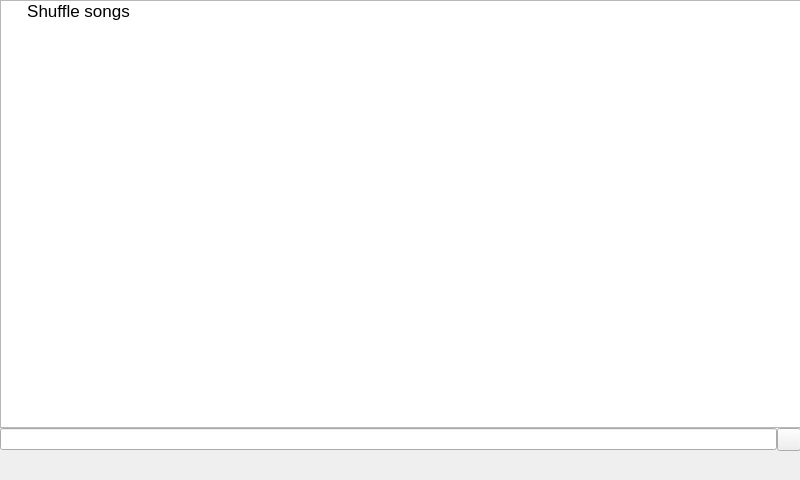
gidzzz/openmediaplayer, file singleartistview.ui: the form before one commit.
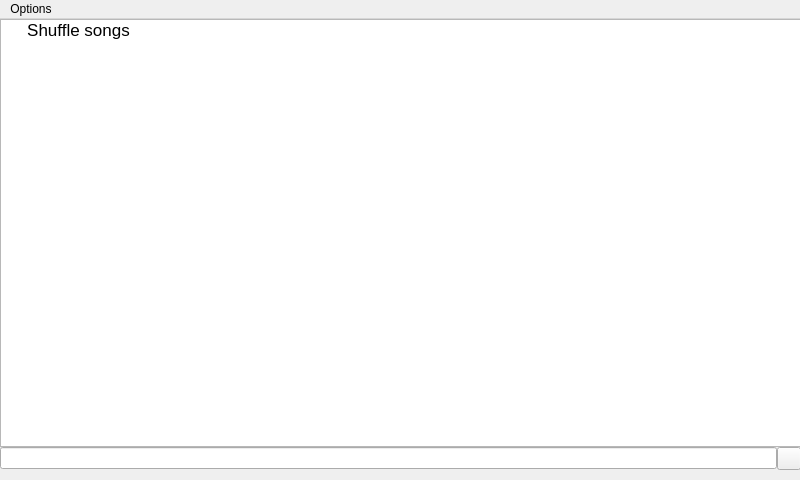
The form after the commit. Custom widgets are drawn as their Qt base class.

Commit message: Added a context menu and a menu bar to SingleArtistView

The edit to the form file:
```diff
--- a/singleartistview.ui
+++ b/singleartistview.ui
@@ -121,6 +121,14 @@
      <height>25</height>
     </rect>
    </property>
+   <widget class="QMenu" name="menuOptions">
+    <property name="title">
+     <string>Options</string>
+    </property>
+    <addaction name="actionAdd_songs_to_now_playing"/>
+    <addaction name="actionDelete"/>
+   </widget>
+   <addaction name="menuOptions"/>
   </widget>
  </widget>
  <customwidgets>
```
Left out of the diff: 10 changed lines with no effect on the pictures. The commit also changes 2 other files.
